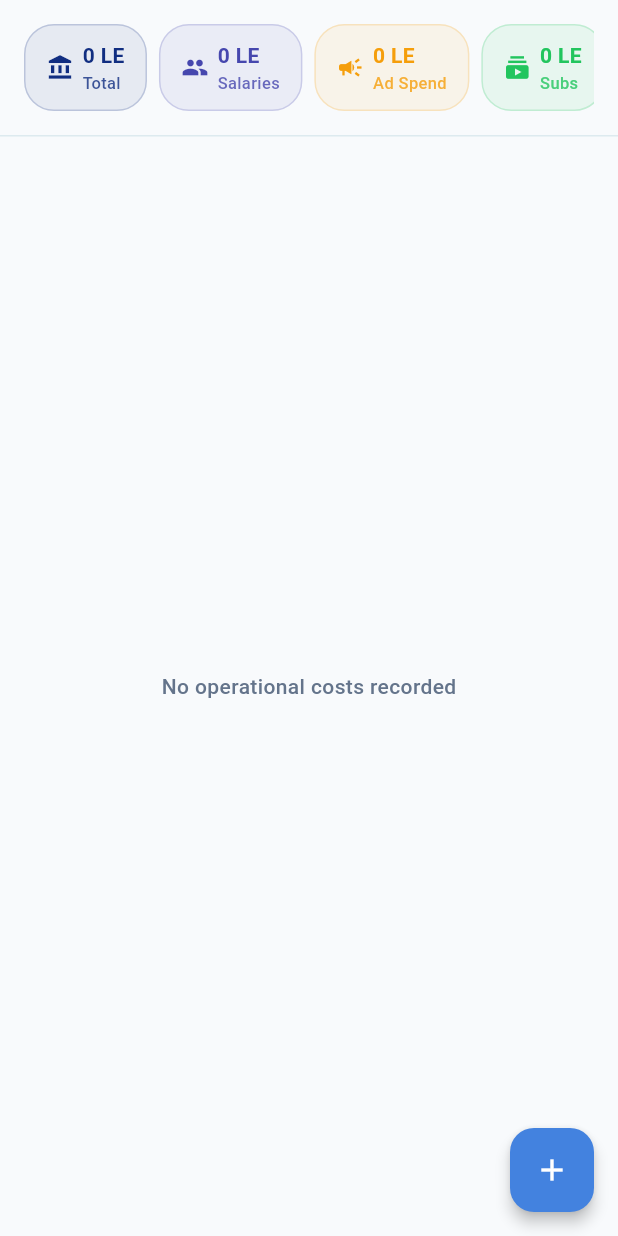
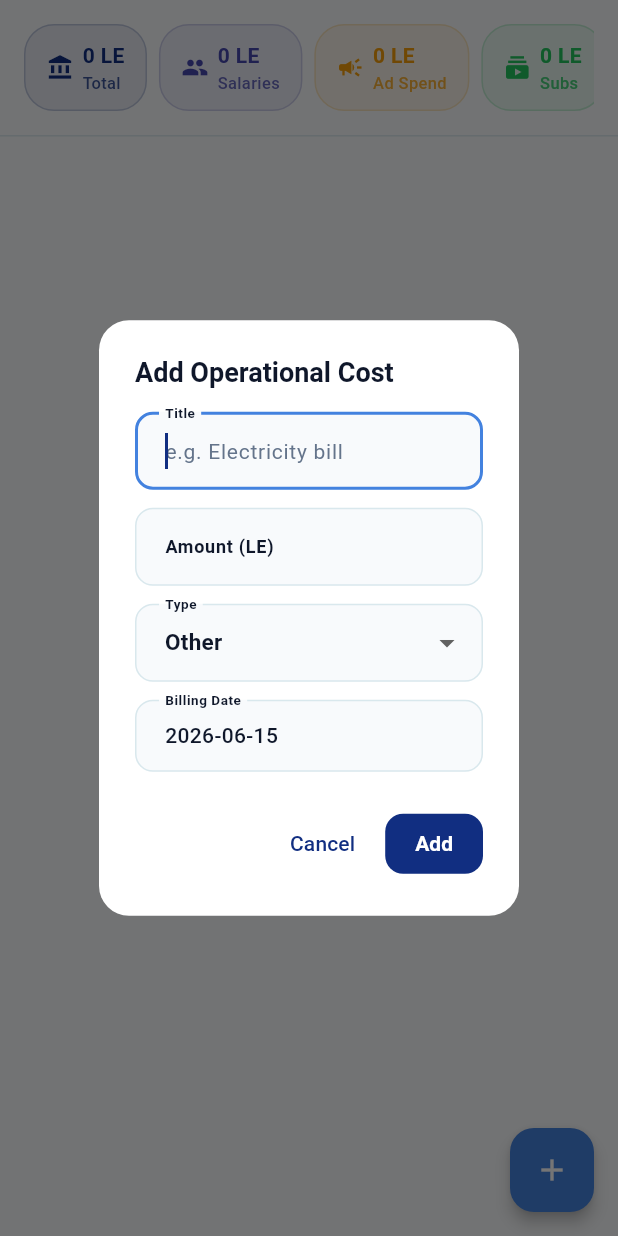
Before and after one commit to medo962006/GMRental, a Flutter app: the OperationalCostsScreen screen opened directly, after a tap on the "add" icon, on a phone screen of 412 x 824 dp. Run offline on Flutter 3.47's test engine with Material 3 defaults, Android fonts, the phone set to English and light mode, and no system bars; our stand-ins replace dio, flutter_local_notifications, flutter_riverpod, pdf, printing, shared_preferences and 1 more; accounts and stored records are empty.

Commit message:
fix: opcost FAB now opens add dialog with full form + password gate
- FAB was empty (onPressed: () {}) — now opens _showAddDialog
- Add dialog: title, amount, type dropdown, billing date picker
- Password gate on add + delete
- ref.invalidate after delete for live refresh

```diff
--- a/lib/screens/operational_costs_screen.dart
+++ b/lib/screens/operational_costs_screen.dart
@@ -5,6 +5,8 @@ import 'package:flutter_riverpod/flutter_riverpod.dart';
 import '../config/app_theme.dart';
 import '../models/operational_cost.dart';
 import '../providers/app_providers.dart';
+import '../services/auth_guard.dart';
+import '../models/operational_cost.dart';
 
 class OperationalCostsScreen extends ConsumerWidget {
   const OperationalCostsScreen({super.key});
@@ -59,8 +61,107 @@ class OperationalCostsScreen extends ConsumerWidget {
         },
       ),
       floatingActionButton: FloatingActionButton(
-        onPressed: () {},
+        onPressed: () => _showAddDialog(context, ref),
         child: const Icon(Icons.add),
+      ),
+    );
+  }
+
+  void _showAddDialog(BuildContext context, WidgetRef ref) {
+    final titleCtrl = TextEditingController();
+    final amountCtrl = TextEditingController();
+    String costType = 'other';
+    DateTime billingDate = DateTime.now();
+
+    showDialog(
+      context: context,
+      builder: (ctx) => StatefulBuilder(
+        builder: (ctx, setDialogState) => AlertDialog(
+          title: const Text('Add Operational Cost'),
+          content: SingleChildScrollView(
+            child: Column(mainAxisSize: MainAxisSize.min, children: [
+              TextField(
+                controller: titleCtrl,
+                decoration: const InputDecoration(
+                  labelText: 'Title',
+                  hintText: 'e.g. Electricity bill',
+                  border: OutlineInputBorder(),
+                ),
+                autofocus: true,
+              ),
+              const SizedBox(height: 12),
+              TextField(
+                controller: amountCtrl,
+                decoration: const InputDecoration(
+                  labelText: 'Amount (LE)',
+                  border: OutlineInputBorder(),
+                ),
+                keyboardType: const TextInputType.numberWithOptions(decimal: true),
+              ),
+              const SizedBox(height: 12),
+              DropdownButtonFormField<String>(
+                value: costType,
+                decoration: const InputDecoration(labelText: 'Type', border: OutlineInputBorder()),
+                items: const [
+                  DropdownMenuItem(value: 'salary', child: Text('Salary')),
+                  DropdownMenuItem(value: 'ad_spend', child: Text('Ad Spend')),
+                  DropdownMenuItem(value: 'subscription', child: Text('Subscription')),
+                  DropdownMenuItem(value: 'other', child: Text('Other')),
+                ],
+                onChanged: (v) => setDialogState(() => costType = v!),
+              ),
+              const SizedBox(height: 12),
+              InkWell(
+                onTap: () async {
+                  final picked = await showDatePicker(
+                    context: context,
+                    initialDate: billingDate,
+                    firstDate: DateTime(2020),
+                    lastDate: DateTime(2030),
+                  );
+                  if (picked != null) setDialogState(() => billingDate = picked);
+                },
+                child: InputDecorator(
+                  decoration: const InputDecoration(labelText: 'Billing Date', border: OutlineInputBorder()),
+                  child: Text('${billingDate.year}-${billingDate.month.toString().padLeft(2, '0')}-${billingDate.day.toString().padLeft(2, '0')}'),
+                ),
+              ),
+            ]),
+          ),
+          actions: [
+            TextButton(onPressed: () => Navigator.pop(ctx), child: const Text('Cancel')),
+            FilledButton(
+              onPressed: () async {
+                if (titleCtrl.text.trim().isEmpty) return;
+                final amount = double.tryParse(amountCtrl.text.trim());
+                if (amount == null || amount <= 0) return;
+
+                if (!await showPasswordDialog(context, ref)) return;
+
+                final repo = ref.read(supabaseRepositoryProvider);
+                try {
+                  await repo.addOperationalCost(OperationalCost(
+                    id: '',
+                    title: titleCtrl.text.trim(),
+                    amount: amount,
+                    costType: costType,
+                    billingDate: billingDate,
+                    createdAt: DateTime.now(),
+                  ));
+                  ref.invalidate(operationalCostsStreamProvider);
+                  if (ctx.mounted) Navigator.pop(ctx);
+                } catch (e) {
+                  if (ctx.mounted) {
+                    ScaffoldMessenger.of(context).showSnackBar(
+                      SnackBar(content: Text('Error: $e'), backgroundColor: Colors.red),
+                    );
+                  }
+                }
+              },
+              child: const Text('Add'),
+            ),
+          ],
+        ),
       ),
     );
   }
@@ -133,7 +234,9 @@ class _CostCard extends ConsumerWidget {
               padding: EdgeInsets.zero,
               constraints: const BoxConstraints(),
               onPressed: () async {
+                if (!await showPasswordDialog(context, ref)) return;
                 await ref.read(supabaseRepositoryProvider).deleteOperationalCost(cost.id);
+                ref.invalidate(operationalCostsStreamProvider);
               },
             ),
           ],
```
